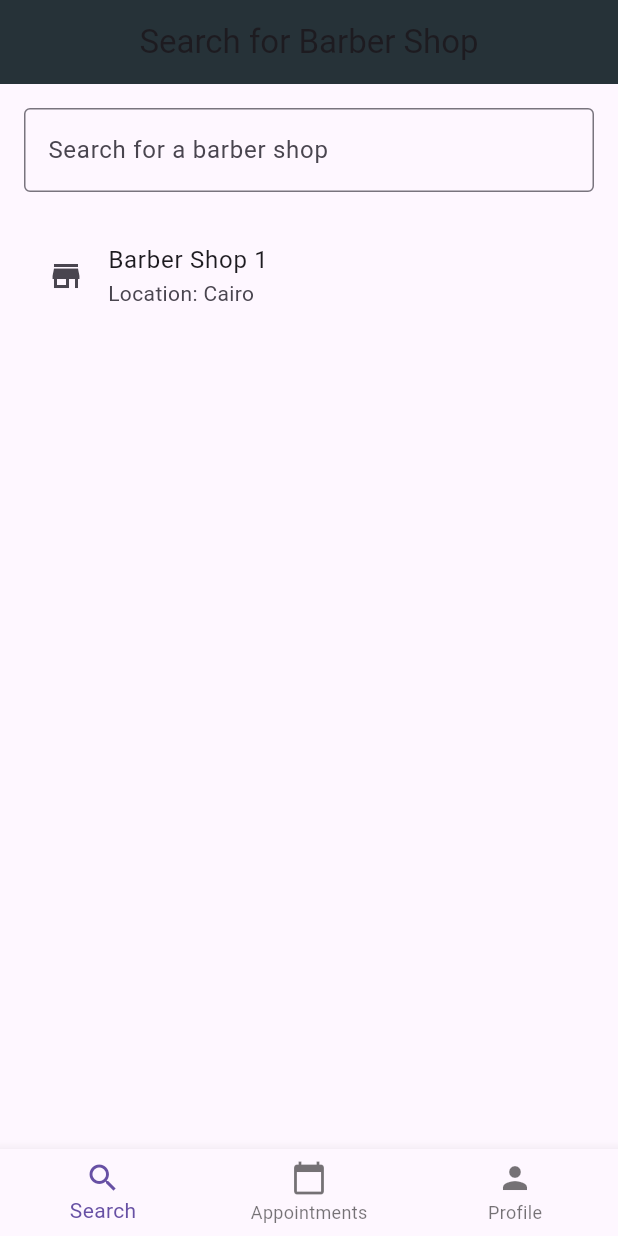
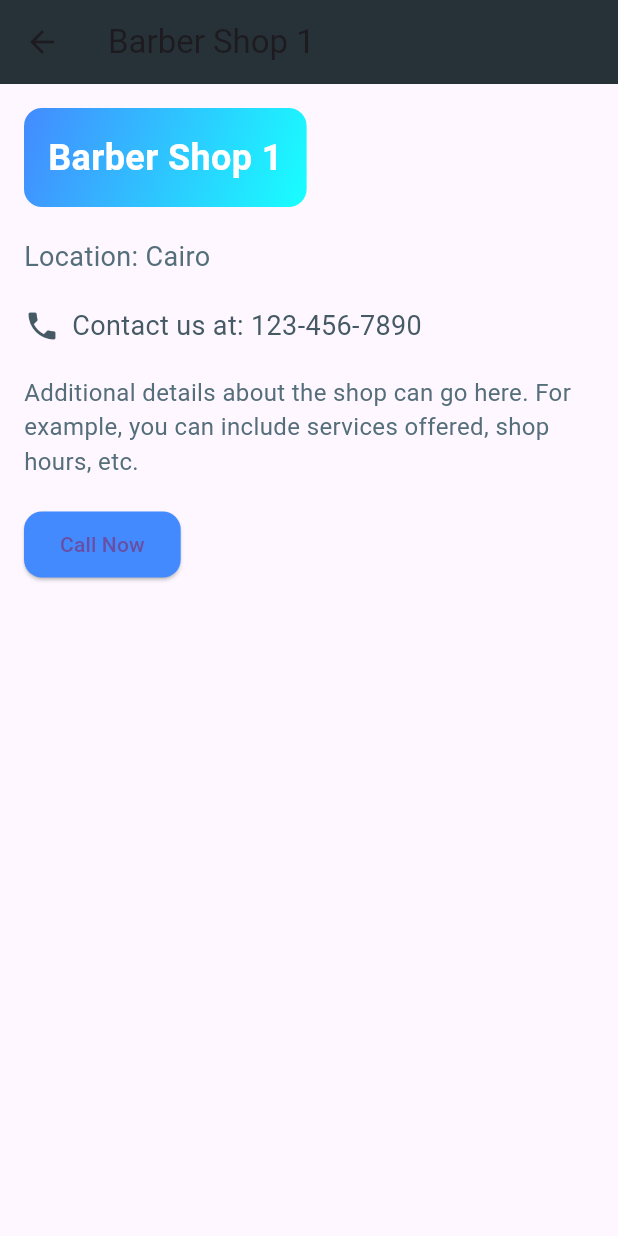
Before and after one commit to MohameHassan139/barber, a Flutter app: the screen it shows after launch, after a tap on "Barber Shop 1", on a phone screen of 412 x 824 dp. Run offline on Flutter 3.47's test engine with Material 3 defaults, Android fonts, the phone set to English and light mode, and no system bars; our stand-ins replace cached_network_image, country_code_picker, shared_preferences, shimmer, table_calendar.

Commit message:
last worked ui

```diff
--- /dev/null
+++ b/lib/features/Search_barber_page/Search_barber_page.dart
@@ -0,0 +1,182 @@
+import 'package:flutter/material.dart';
+import 'package:barber/features/Search_barber_page/Shop_Info_Page.dart'; // Ensure this path is correct
+
+class SearchBarberPage extends StatefulWidget {
+  const SearchBarberPage({super.key});
+
+  @override
+  _SearchBarberPageState createState() => _SearchBarberPageState();
+}
+
+class _SearchBarberPageState extends State<SearchBarberPage> {
+  final List<Map<String, String>> _barberShops = [
+    {"title": "Barber Shop 1", "subtitle": "Location: Cairo"},
+    {"title": "Barber Shop 2", "subtitle": "Location: Alexandria"},
+    {"title": "Barber Shop 3", "subtitle": "Location: Giza"},
+    {"title": "Barber Shop 4", "subtitle": "Location: Menia"},
+    {"title": "Barber Shop 5", "subtitle": "Location: Damietta"},
+    {"title": "Barber Shop 6", "subtitle": "Location: Qena"},
+    {"title": "Barber Shop 7", "subtitle": "Location: Aswan"},
+    {"title": "Barber Shop 8", "subtitle": "Location: Port Said"},
+    {"title": "Barber Shop 9", "subtitle": "Location: Beheira"},
+    {"title": "Barber Shop 10", "subtitle": "Location: Sohag"},
+    {"title": "Barber Shop 11", "subtitle": "Location: Luxor"},
+    {"title": "Barber Shop 12", "subtitle": "Location: Tanta"},
+    {"title": "Barber Shop 13", "subtitle": "Location: Zagazig"},
+  ];
+
+  List<Map<String, String>> _filteredBarberShops = [];
+
+  @override
+  void initState() {
+    super.initState();
+    _filteredBarberShops = _barberShops; // Initially show all barber shops
+  }
+
+  void _filterBarberShops(String query) {
+    setState(() {
+      _filteredBarberShops = _barberShops.where((shop) {
+        return shop["title"]!.toLowerCase().contains(query.toLowerCase());
+      }).toList();
+    });
+  }
+
+  @override
+  Widget build(BuildContext context) {
+    return Scaffold(
+      appBar: AppBar(
+        title: const Text("Search for Barber Shop"),
+        centerTitle: true,
+        backgroundColor: Colors.blueGrey[900],
+        elevation: 4,
+      ),
+      body: Padding(
+        padding: const EdgeInsets.all(16.0),
+        child: Column(
+          crossAxisAlignment: CrossAxisAlignment.stretch,
+          children: [
+            // Elevated and Stylish Search Bar with Gradient Border
+            Container(
+              decoration: BoxDecoration(
+                borderRadius: BorderRadius.circular(12),
+                gradient: const LinearGradient(
+                  colors: [Colors.blueAccent, Colors.cyanAccent],
+                  begin: Alignment.topLeft,
+                  end: Alignment.bottomRight,
+                ),
+                boxShadow: [
+                  BoxShadow(
+                    color: Colors.black.withOpacity(0.2),
+                    blurRadius: 8,
+                    offset: const Offset(0, 4),
+                  ),
+                ],
+              ),
+              child: TextField(
+                onChanged: _filterBarberShops,
+                decoration: InputDecoration(
+                  labelText: "Search for a barber shop",
+                  border: const OutlineInputBorder(
+                    borderRadius: BorderRadius.all(Radius.circular(12)),
+                    borderSide: BorderSide.none,
+                  ),
+                  prefixIcon: Icon(Icons.search, color: Colors.blueGrey[800]),
+                  contentPadding: const EdgeInsets.symmetric(horizontal: 16),
+                  filled: true,
+                  fillColor: Colors.white,
+                ),
+              ),
+            ),
+            const SizedBox(height: 20),
+            // Stylish List of Search Results with Gradient Cards
+            Expanded(
+              child: ListView(
+                children: _filteredBarberShops.isNotEmpty
+                    ? _filteredBarberShops
+                        .map((shop) =>
+                            _buildClickableBarberShopCard(context, shop))
+                        .toList()
+                    : [
+                        Center(
+                          child: Text(
+                            'No results found',
+                            style: TextStyle(
+                              fontSize: 18,
+                              color: Colors.blueGrey[600],
+                            ),
+                          ),
+                        ),
+                      ],
+              ),
+            ),
+          ],
+        ),
+      ),
+    );
+  }
+
+  Widget _buildClickableBarberShopCard(
+      BuildContext context, Map<String, String> shop) {
+    return InkWell(
+      onTap: () {
+        Navigator.push(
+          context,
+          MaterialPageRoute(
+            builder: (context) => ShopInfoPage(
+              title: shop["title"]!,
+              subtitle: shop["subtitle"]!,
+            ),
+          ),
+        );
+      },
+      child: _buildBarberShopCard(
+        context,
+        title: shop["title"]!,
+        subtitle: shop["subtitle"]!,
+        icon: Icons.store,
+      ),
+    );
+  }
+
+  Widget _buildBarberShopCard(
+    BuildContext context, {
+    required String title,
+    required String subtitle,
+    required IconData icon,
+  }) {
+    return Card(
+      margin: const EdgeInsets.only(bottom: 16),
+      shape: RoundedRectangleBorder(
+        borderRadius: BorderRadius.circular(12),
+      ),
+      elevation: 5,
+      child: Container(
+        decoration: BoxDecoration(
+          gradient: LinearGradient(
+            colors: [Colors.blueGrey[100]!, Colors.white],
+            begin: Alignment.topLeft,
+            end: Alignment.bottomRight,
+          ),
+          borderRadius: BorderRadius.circular(12),
+        ),
+        child: ListTile(
+          leading: Icon(icon, color: Colors.blueGrey[700]),
+          title: Text(
+            title,
+            style: const TextStyle(
+              fontSize: 18,
+              fontWeight: FontWeight.w600,
+            ),
+          ),
+          subtitle: Text(
+            subtitle,
+            style: TextStyle(
+              color: Colors.blueGrey[600],
+            ),
+          ),
+          contentPadding: const EdgeInsets.all(16),
+        ),
+      ),
+    );
+  }
+}
--- /dev/null
+++ b/lib/features/Search_barber_page/Shop_Info_Page.dart
@@ -0,0 +1,101 @@
+import 'package:flutter/material.dart';
+
+class ShopInfoPage extends StatelessWidget {
+  final String title;
+  final String subtitle;
+
+  const ShopInfoPage({
+    super.key,
+    required this.title,
+    required this.subtitle,
+  });
+
+  @override
+  Widget build(BuildContext context) {
+    return Scaffold(
+      appBar: AppBar(
+        title: Text(title),
+        backgroundColor: Colors.blueGrey[900],
+      ),
+      body: Padding(
+        padding: const EdgeInsets.all(16.0),
+        child: Column(
+          crossAxisAlignment: CrossAxisAlignment.start,
+          children: [
+            // Stylish Header Section
+            Container(
+              padding: const EdgeInsets.all(16),
+              decoration: BoxDecoration(
+                gradient: const LinearGradient(
+                  colors: [Colors.blueAccent, Colors.cyanAccent],
+                  begin: Alignment.topLeft,
+                  end: Alignment.bottomRight,
+                ),
+                borderRadius: BorderRadius.circular(12),
+              ),
+              child: Text(
+                title,
+                style: const TextStyle(
+                  fontSize: 24,
+                  fontWeight: FontWeight.bold,
+                  color: Colors.white,
+                ),
+              ),
+            ),
+            const SizedBox(height: 20),
+            // Details Section
+            Text(
+              subtitle,
+              style: TextStyle(
+                fontSize: 18,
+                color: Colors.blueGrey[600],
+              ),
+            ),
+            const SizedBox(height: 20),
+            // Contact Information Section
+            Row(
+              children: [
+                Icon(Icons.phone, color: Colors.blueGrey[700]),
+                const SizedBox(width: 8),
+                Expanded(
+                  child: Text(
+                    'Contact us at: 123-456-7890', // Placeholder for contact number
+                    style: TextStyle(
+                      fontSize: 18,
+                      color: Colors.blueGrey[700],
+                    ),
+                  ),
+                ),
+              ],
+            ),
+            const SizedBox(height: 20),
+            // Additional Information Section
+            Text(
+              'Additional details about the shop can go here. For example, you can include services offered, shop hours, etc.',
+              style: TextStyle(
+                fontSize: 16,
+                color: Colors.blueGrey[600],
+              ),
+            ),
+            const SizedBox(height: 20),
+            // Action Button
+            ElevatedButton(
+              onPressed: () {
+                // Handle any actions like calling the shop or navigating to a map
+              },
+              style: ElevatedButton.styleFrom(
+                backgroundColor: Colors.blueAccent,
+                shape: RoundedRectangleBorder(
+                  borderRadius: BorderRadius.circular(12),
+                ),
+                padding:
+                    const EdgeInsets.symmetric(vertical: 12, horizontal: 24),
+              ),
+              child: const Text('Call Now'),
+            ),
+          ],
+        ),
+      ),
+    );
+  }
+}
--- a/lib/features/home/HomePage.dart
+++ b/lib/features/home/HomePage.dart
@@ -1,8 +1,8 @@
-import 'package:barber/features/profile/Profile_page.dart';
-import 'package:barber/features/reservation/Appointments_page.dart';
+import 'package:barber/features/Search_barber_page/Search_barber_page.dart';
 import 'package:barber/features/reservation/Calendar%20Page.dart';
-import 'package:barber/features/reservation/Search_barber_page.dart';
 import 'package:flutter/material.dart';
+import 'package:barber/features/profile/profile_page.dart';
+import 'package:barber/features/reservation/appointments_page.dart';
 
 class HomePage extends StatefulWidget {
   const HomePage({super.key});
@@ -15,34 +15,35 @@ class _HomePageState extends State<HomePage> {
   int _selectedIndex = 0;
   final List<Map<String, dynamic>> _appointments = [];
 
-  final List<Widget> _pages = [];
+  late final List<Widget> _pages;
 
   @override
   void initState() {
     super.initState();
-    _pages.addAll([
-      SearchBarberPage(),
-      AppointmentPage(
-          appointments:
-              _appointments), // AppointmentPage will reflect saved appointments
-      ProfilePage(
-          appointments: _appointments), // Pass appointments to ProfilePage
-    ]);
+    _pages = [
+      const SearchBarberPage(),
+      AppointmentPage(appointments: _appointments),
+      ProfilePage(appointments: _appointments),
+    ];
   }
 
-  // Bottom Navigation: handle the item tapped
-  void _onItemTapped(int index) async {
-    if (index == 0 || index == 2) {
-      setState(() {
-        _selectedIndex = index;
-      });
-    } else if (index == 1) {
+  Future<void> _navigateToCalendarPage() async {
     final result = await Navigator.push(
       context,
-        MaterialPageRoute(
-          builder: (context) => CalendarPage(
-            bookedDates: const [],
-          ), // Removed bookedDates
+      PageRouteBuilder(
+        pageBuilder: (context, animation, secondaryAnimation) =>
+            const CalendarPage(
+          bookedDates: [], // Pass bookedDates if needed
+        ),
+        transitionsBuilder: (context, animation, secondaryAnimation, child) {
+          const begin = Offset(1.0, 0.0);
+          const end = Offset.zero;
+          const curve = Curves.easeInOut;
+          var tween = Tween(begin: begin, end: end);
+          var offsetAnimation =
+              animation.drive(tween.chain(CurveTween(curve: curve)));
+          return SlideTransition(position: offsetAnimation, child: child);
+        },
       ),
     );
     if (result != null && result is Map<String, dynamic>) {
@@ -50,6 +51,15 @@ class _HomePageState extends State<HomePage> {
         _appointments.add(result); // Add new appointment to the list
       });
     }
+  }
+
+  void _onItemTapped(int index) {
+    if (index == 1) {
+      _navigateToCalendarPage();
+    } else {
+      setState(() {
+        _selectedIndex = index;
+      });
     }
   }
 
@@ -63,11 +73,24 @@ class _HomePageState extends State<HomePage> {
       bottomNavigationBar: BottomNavigationBar(
         currentIndex: _selectedIndex,
         onTap: _onItemTapped,
+        backgroundColor: Colors.blueGrey[800],
+        selectedItemColor: Colors.white,
+        unselectedItemColor: Colors.white54,
+        showUnselectedLabels: true,
+        showSelectedLabels: true,
         items: const [
-          BottomNavigationBarItem(icon: Icon(Icons.search), label: 'Search'),
           BottomNavigationBarItem(
-              icon: Icon(Icons.calendar_today), label: 'Appointments'),
-          BottomNavigationBarItem(icon: Icon(Icons.person), label: 'Profile'),
+            icon: Icon(Icons.search),
+            label: 'Search',
+          ),
+          BottomNavigationBarItem(
+            icon: Icon(Icons.calendar_today),
+            label: 'Appointments',
+          ),
+          BottomNavigationBarItem(
+            icon: Icon(Icons.person),
+            label: 'Profile',
+          ),
         ],
       ),
     );
--- a/lib/features/profile/user_details_page.dart
+++ b/lib/features/profile/user_details_page.dart
@@ -210,7 +210,7 @@ class _UserDetailsPageState extends State<UserDetailsPage> {
         ),
         focusedBorder: OutlineInputBorder(
           borderRadius: BorderRadius.circular(15.0),
-          borderSide: BorderSide(color: Colors.blueAccent, width: 2),
+          borderSide: const BorderSide(color: Colors.blueAccent, width: 2),
         ),
         floatingLabelBehavior: FloatingLabelBehavior.auto,
       ),
--- a/lib/features/reservation/Search_barber_page.dart
+++ /dev/null
@@ -1,39 +0,0 @@
-import 'package:flutter/material.dart';
-
-class SearchBarberPage extends StatelessWidget {
-  const SearchBarberPage({super.key});
-
-  @override
-  Widget build(BuildContext context) {
-    return Scaffold(
-      appBar: AppBar(
-        title: const Text("Search for Barber Shop"),
-        centerTitle: true,
-        backgroundColor: Colors.blueGrey[900],
-      ),
-      body: Padding(
-        padding: const EdgeInsets.all(16.0),
-        child: Column(
-          children: [
-            const TextField(
-              decoration: InputDecoration(
-                labelText: "Search for a barber shop",
-                border: OutlineInputBorder(),
-              ),
-            ),
-            const SizedBox(height: 20),
-            // Sample search result
-            ListTile(
-              leading: const Icon(Icons.store),
-              title: const Text("Barber Shop 1"),
-              subtitle: const Text("Location: Cairo"),
-              onTap: () {
-                // Handle navigation to barber details
-              },
-            ),
-          ],
-        ),
-      ),
-    );
-  }
-}
--- a/lib/main.dart
+++ b/lib/main.dart
@@ -2,7 +2,7 @@ import 'package:barber/features/home/HomePage.dart';
 import 'package:flutter/material.dart';
 
 void main() {
-  runApp(BarberApp());
+  runApp(const BarberApp());
 }
 
 class BarberApp extends StatelessWidget {
@@ -16,7 +16,7 @@ class BarberApp extends StatelessWidget {
         primarySwatch: Colors.blueGrey,
         visualDensity: VisualDensity.adaptivePlatformDensity,
       ),
-      home: HomePage(),
+      home: const HomePage(),
       debugShowCheckedModeBanner: false,
     );
   }
```
Also changed, not shown: 1 other file. Lines whose indentation alone changed are shown as unchanged.
